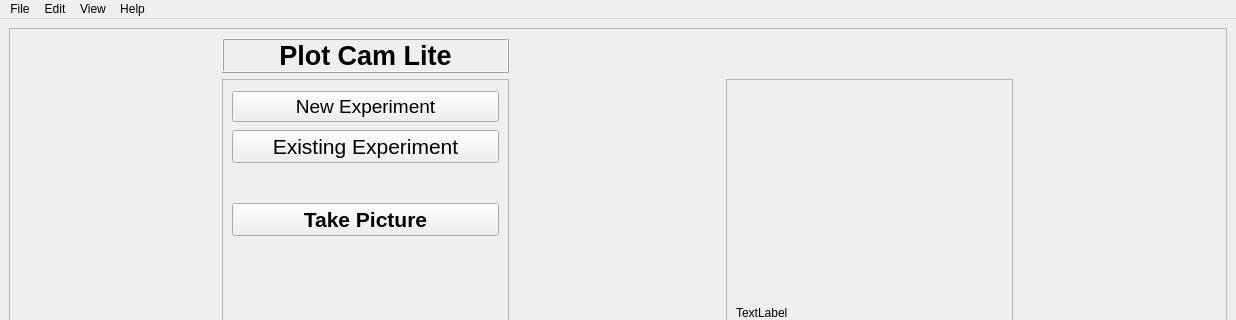
First picture: the form in resources/ui/PlotCamLiteUI_VR.ui, repository ruaaabdu/PlotCamLite, before the edit; both pictures show x 0 to 1236 and y 0 to 320 of the 1236 by 590 pixel window.
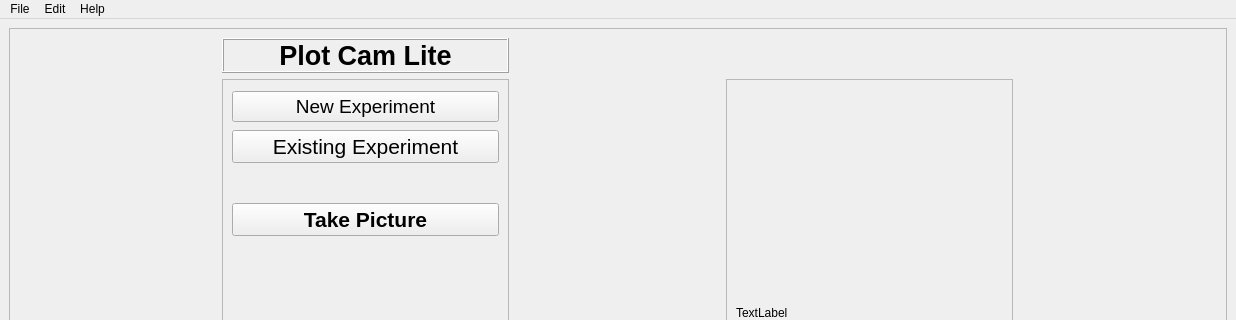
Second picture: the form after the edit.

Commit message: Made menu actions exlusive and added checks

The edit to the form file:
```diff
--- a/resources/ui/PlotCamLiteUI_VR.ui
+++ b/resources/ui/PlotCamLiteUI_VR.ui
@@ -327,11 +327,6 @@
     <addaction name="menuChange_FPS"/>
     <addaction name="menuChange_ViewType"/>
    </widget>
-   <widget class="QMenu" name="menuView">
-    <property name="title">
-     <string>View</string>
-    </property>
-   </widget>
    <widget class="QMenu" name="menuHelp">
     <property name="title">
      <string>Help</string>
@@ -341,7 +336,6 @@
    </widget>
    <addaction name="menuFile"/>
    <addaction name="menuEdit"/>
-   <addaction name="menuView"/>
    <addaction name="menuHelp"/>
   </widget>
   <widget class="QStatusBar" name="statusbar"/>
```
Left out of the diff: 4 changed lines with no effect on the pictures. The commit also changes 4 other files.
